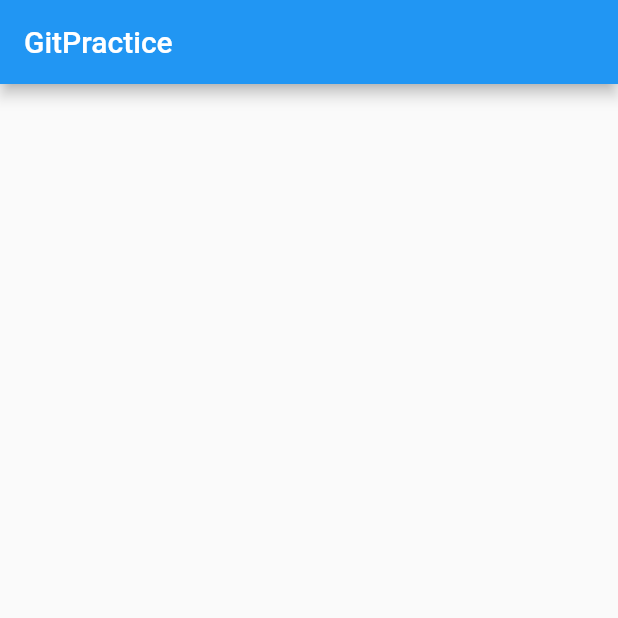
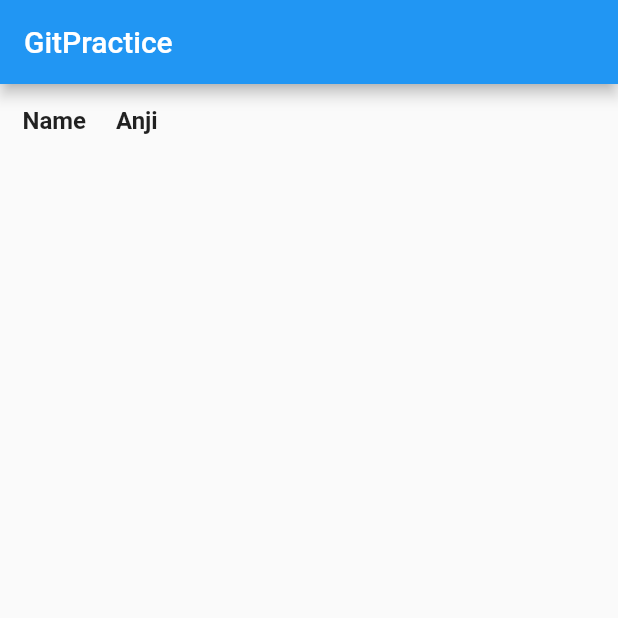
Before and after one commit to anjireddysoft/git_practice, a Flutter app: the screen it shows after launch, on a phone screen of 412 x 824 dp, the top half of it. Run offline on Flutter 3.47's test engine with Material 2 defaults, Android fonts, the phone set to English and light mode, and no system bars.

Commit message:
first commit to branch anji

```diff
--- a/lib/main.dart
+++ b/lib/main.dart
@@ -16,7 +16,30 @@ class _MyAppState extends State<MyApp> {
   Widget build(BuildContext context) {
     return MaterialApp(
       home: Scaffold(
-        appBar: AppBar(title: Text("GitPractice"),),
+        appBar: AppBar(
+          title: Text("GitPractice"),
+        ),
+        body: Container(
+          padding: EdgeInsets.all(15),
+          child: Column(
+            children: [
+              Row(
+
+                children: [
+                  Text(
+                    "Name",
+                    style: TextStyle(fontSize: 16, fontWeight: FontWeight.bold),
+                  ),
+                  SizedBox(width: 20,),
+                  Text(
+                    "Anji",
+                    style: TextStyle(fontSize: 16, fontWeight: FontWeight.bold),
+                  )
+                ],
+              )
+            ],
+          ),
+        ),
       ),
     );
   }
```
